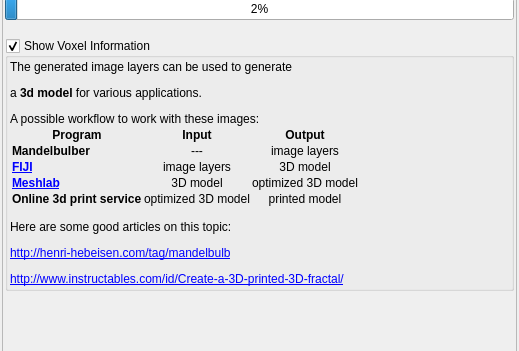
This is mandelbulber2/qt/voxel_export_dialog.ui in buddhi1980/mandelbulber2 as Qt 5 draws it before an edit; both pictures show x 0 to 519 and y 357 to 708 of the 519 by 1149 pixel window. The edited form follows.
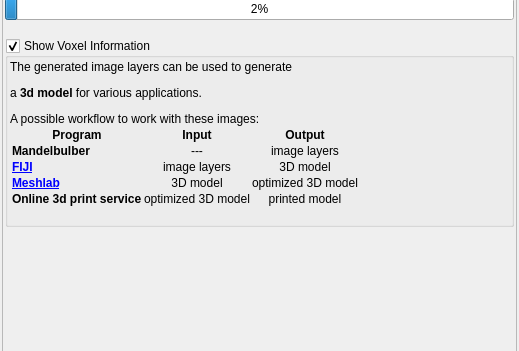
This is the edited form. Icons and pictures are not drawn. Custom widgets are drawn as their Qt base class.

Commit message: title: Mandelbulber2 Bibliography

The edit to the form file:
```diff
--- a/mandelbulber2/qt/voxel_export_dialog.ui
+++ b/mandelbulber2/qt/voxel_export_dialog.ui
@@ -570,7 +570,7 @@
           <item>
            <widget class="QLabel" name="label_voxel_information">
             <property name="text">
-             <string>&lt;html&gt;&lt;head/&gt;&lt;body&gt;&lt;p&gt;The generated image layers can be used to generate &lt;/p&gt;&lt;p&gt;a &lt;span style=&quot; font-weight:600;&quot;&gt;3d model&lt;/span&gt; for various applications.&lt;/p&gt;&lt;p&gt;A possible workflow to work with these images:&lt;/p&gt;&lt;table border=&quot;0&quot; style=&quot; margin-top:0px; margin-bottom:0px; margin-left:0px; margin-right:0px;&quot; cellspacing=&quot;2&quot; cellpadding=&quot;0&quot;&gt;&lt;tr&gt;&lt;td&gt;&lt;p align=&quot;center&quot;&gt;&lt;span style=&quot; font-weight:600;&quot;&gt;Program&lt;/span&gt;&lt;/p&gt;&lt;/td&gt;&lt;td&gt;&lt;p align=&quot;center&quot;&gt;&lt;span style=&quot; font-weight:600;&quot;&gt;Input&lt;/span&gt;&lt;/p&gt;&lt;/td&gt;&lt;td&gt;&lt;p align=&quot;center&quot;&gt;&lt;span style=&quot; font-weight:600;&quot;&gt;Output&lt;/span&gt;&lt;/p&gt;&lt;/td&gt;&lt;/tr&gt;&lt;tr&gt;&lt;td&gt;&lt;p&gt;&lt;span style=&quot; font-weight:600;&quot;&gt;Mandelbulber&lt;/span&gt;&lt;/p&gt;&lt;/td&gt;&lt;td&gt;&lt;p align=&quot;center&quot;&gt;---&lt;/p&gt;&lt;/td&gt;&lt;td&gt;&lt;p align=&quot;center&quot;&gt;image layers&lt;/p&gt;&lt;/td&gt;&lt;/tr&gt;&lt;tr&gt;&lt;td&gt;&lt;p&gt;&lt;a href=&quot;http://fiji.sc/&quot;&gt;&lt;span style=&quot; font-weight:600; text-decoration: underline; color:#0000ff;&quot;&gt;FIJI&lt;/span&gt;&lt;/a&gt;&lt;/p&gt;&lt;/td&gt;&lt;td&gt;&lt;p align=&quot;center&quot;&gt;image layers&lt;/p&gt;&lt;/td&gt;&lt;td&gt;&lt;p align=&quot;center&quot;&gt;3D model&lt;/p&gt;&lt;/td&gt;&lt;/tr&gt;&lt;tr&gt;&lt;td&gt;&lt;p&gt;&lt;a href=&quot;http://meshlab.sourceforge.net/&quot;&gt;&lt;span style=&quot; font-weight:600; text-decoration: underline; color:#0000ff;&quot;&gt;Meshlab&lt;/span&gt;&lt;/a&gt;&lt;/p&gt;&lt;/td&gt;&lt;td&gt;&lt;p align=&quot;center&quot;&gt;3D model&lt;/p&gt;&lt;/td&gt;&lt;td&gt;&lt;p align=&quot;center&quot;&gt;optimized 3D model&lt;/p&gt;&lt;/td&gt;&lt;/tr&gt;&lt;tr&gt;&lt;td&gt;&lt;p&gt;&lt;span style=&quot; font-weight:600;&quot;&gt;Online 3d print service&lt;/span&gt;&lt;/p&gt;&lt;/td&gt;&lt;td&gt;&lt;p align=&quot;center&quot;&gt;optimized 3D model&lt;/p&gt;&lt;/td&gt;&lt;td&gt;&lt;p align=&quot;center&quot;&gt;printed model&lt;/p&gt;&lt;/td&gt;&lt;/tr&gt;&lt;/table&gt;&lt;p&gt;Here are some good articles on this topic:&lt;/p&gt;&lt;p&gt;&lt;a href=&quot;http://henri-hebeisen.com/tag/mandelbulb&quot;&gt;&lt;span style=&quot; text-decoration: underline; color:#0000ff;&quot;&gt;http://henri-hebeisen.com/tag/mandelbulb&lt;/span&gt;&lt;/a&gt;&lt;/p&gt;&lt;p&gt;&lt;a href=&quot;http://www.instructables.com/id/Create-a-3D-printed-3D-fractal/&quot;&gt;&lt;span style=&quot; text-decoration: underline; color:#0000ff;&quot;&gt;http://www.instructables.com/id/Create-a-3D-printed-3D-fractal/&lt;/span&gt;&lt;/a&gt;&lt;/p&gt;&lt;/body&gt;&lt;/html&gt;</string>
+             <string>&lt;html&gt;&lt;head/&gt;&lt;body&gt;&lt;p&gt;The generated image layers can be used to generate &lt;/p&gt;&lt;p&gt;a &lt;span style=&quot; font-weight:600;&quot;&gt;3d model&lt;/span&gt; for various applications.&lt;/p&gt;&lt;p&gt;A possible workflow to work with these images:&lt;/p&gt;&lt;table border=&quot;0&quot; style=&quot; margin-top:0px; margin-bottom:0px; margin-left:0px; margin-right:0px;&quot; cellspacing=&quot;2&quot; cellpadding=&quot;0&quot;&gt;&lt;tr&gt;&lt;td&gt;&lt;p align=&quot;center&quot;&gt;&lt;span style=&quot; font-weight:600;&quot;&gt;Program&lt;/span&gt;&lt;/p&gt;&lt;/td&gt;&lt;td&gt;&lt;p align=&quot;center&quot;&gt;&lt;span style=&quot; font-weight:600;&quot;&gt;Input&lt;/span&gt;&lt;/p&gt;&lt;/td&gt;&lt;td&gt;&lt;p align=&quot;center&quot;&gt;&lt;span style=&quot; font-weight:600;&quot;&gt;Output&lt;/span&gt;&lt;/p&gt;&lt;/td&gt;&lt;/tr&gt;&lt;tr&gt;&lt;td&gt;&lt;p&gt;&lt;span style=&quot; font-weight:600;&quot;&gt;Mandelbulber&lt;/span&gt;&lt;/p&gt;&lt;/td&gt;&lt;td&gt;&lt;p align=&quot;center&quot;&gt;---&lt;/p&gt;&lt;/td&gt;&lt;td&gt;&lt;p align=&quot;center&quot;&gt;image layers&lt;/p&gt;&lt;/td&gt;&lt;/tr&gt;&lt;tr&gt;&lt;td&gt;&lt;p&gt;&lt;a href=&quot;http://fiji.sc/&quot;&gt;&lt;span style=&quot; font-weight:600; text-decoration: underline; color:#0000ff;&quot;&gt;FIJI&lt;/span&gt;&lt;/a&gt;&lt;/p&gt;&lt;/td&gt;&lt;td&gt;&lt;p align=&quot;center&quot;&gt;image layers&lt;/p&gt;&lt;/td&gt;&lt;td&gt;&lt;p align=&quot;center&quot;&gt;3D model&lt;/p&gt;&lt;/td&gt;&lt;/tr&gt;&lt;tr&gt;&lt;td&gt;&lt;p&gt;&lt;a href=&quot;http://meshlab.sourceforge.net/&quot;&gt;&lt;span style=&quot; font-weight:600; text-decoration: underline; color:#0000ff;&quot;&gt;Meshlab&lt;/span&gt;&lt;/a&gt;&lt;/p&gt;&lt;/td&gt;&lt;td&gt;&lt;p align=&quot;center&quot;&gt;3D model&lt;/p&gt;&lt;/td&gt;&lt;td&gt;&lt;p align=&quot;center&quot;&gt;optimized 3D model&lt;/p&gt;&lt;/td&gt;&lt;/tr&gt;&lt;tr&gt;&lt;td&gt;&lt;p&gt;&lt;span style=&quot; font-weight:600;&quot;&gt;Online 3d print service&lt;/span&gt;&lt;/p&gt;&lt;/td&gt;&lt;td&gt;&lt;p align=&quot;center&quot;&gt;optimized 3D model&lt;/p&gt;&lt;/td&gt;&lt;td&gt;&lt;p align=&quot;center&quot;&gt;printed model&lt;/p&gt;&lt;/td&gt;&lt;/tr&gt;&lt;/table&gt;&lt;p&gt;&lt;/p&gt;&lt;/body&gt;&lt;/html&gt;</string>
             </property>
            </widget>
           </item>
```
The commit also changes 6 other files.
